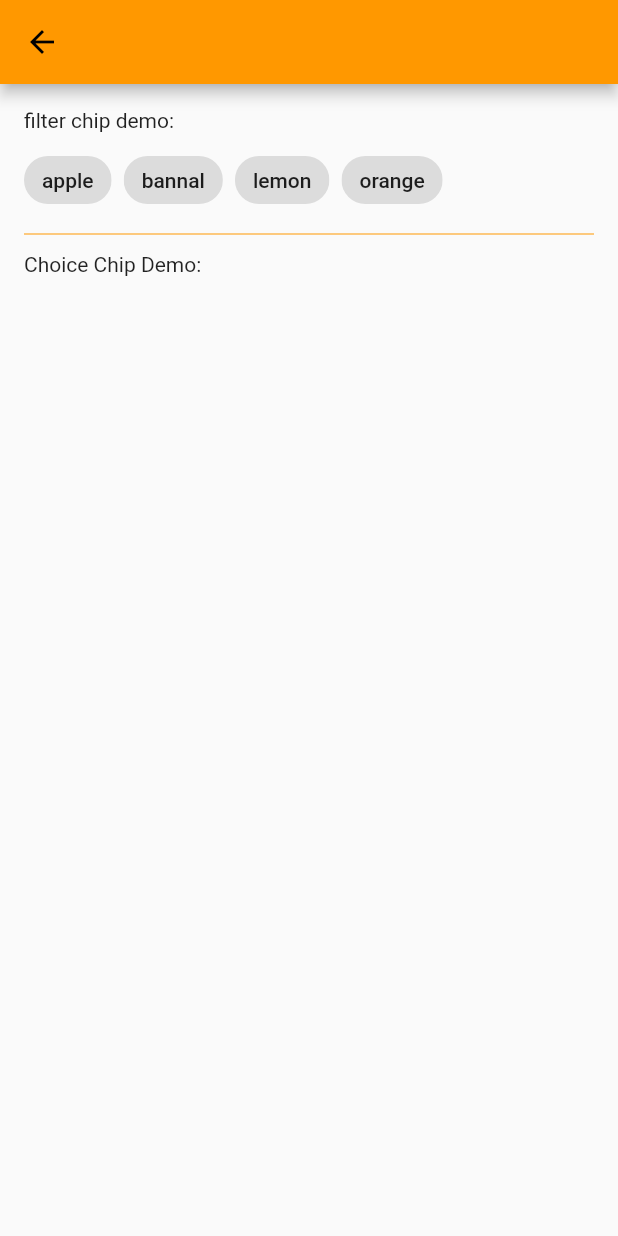
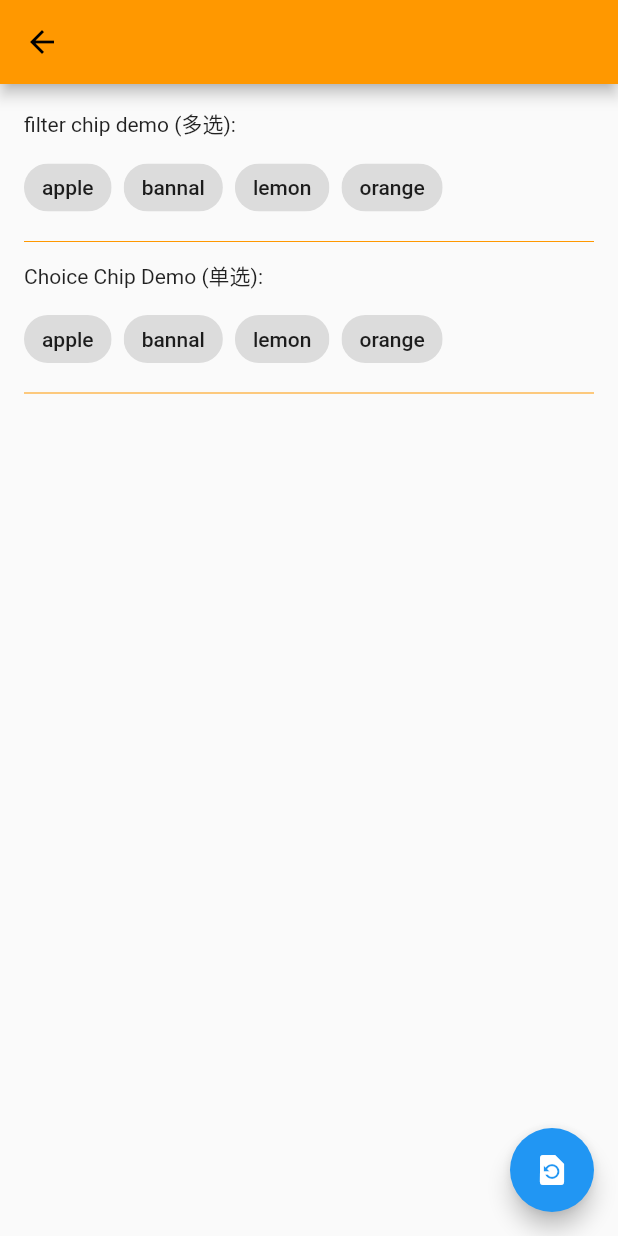
Before and after one commit to baozoudiudiu/flutter_demo, a Flutter app: the FilterChipDemo screen opened directly with empty values, on a phone screen of 412 x 824 dp. Run offline on Flutter 3.47's test engine with Material 2 defaults, Android fonts, the phone set to English and light mode, and no system bars.

Commit message:
新建model

```diff
--- a/flutter_demo/lib/page/filter_chip_page.dart
+++ b/flutter_demo/lib/page/filter_chip_page.dart
@@ -14,6 +14,12 @@ class _FilterChipDemoState extends State<FilterChipDemo> {
   List<String> filterDataArr;
   var filterSelectedArr = List<String>();
 
+  // choice chip 数据源
+  List<String> choiceChipDataArr;
+  // 当前选择的choice chip
+  String _currentChoice = "";
+
+  // 重置或者是初始化数据
   void _resetData() {
     this.filterDataArr = [
       "apple",
@@ -21,11 +27,13 @@ class _FilterChipDemoState extends State<FilterChipDemo> {
       "lemon",
       "orange",
     ];
-    if (this.filterSelectedArr.isEmpty == false) {
-      for (int i = 0; i >= 0; i--) {
-        this.filterSelectedArr.removeAt(i);
-      }
-    }
+    this.choiceChipDataArr = [
+      "apple",
+      "bannal",
+      "lemon",
+      "orange",
+    ];
+    this.filterSelectedArr = [];
   }
 
   @override
@@ -37,6 +45,14 @@ class _FilterChipDemoState extends State<FilterChipDemo> {
   @override
   Widget build(BuildContext context) {
     return Scaffold(
+      floatingActionButton: FloatingActionButton(
+        child: Icon(Icons.restore_page),
+        onPressed: () {
+          setState(() {
+            this._resetData();
+          });
+        },
+      ),
       appBar: AppBar(
         title: Text(_titleString),
       ),
@@ -46,7 +62,7 @@ class _FilterChipDemoState extends State<FilterChipDemo> {
           spacing: 8.0,
           runSpacing: 8.0,
           children: <Widget>[
-            Text("filter chip demo:"),
+            Text("filter chip demo (多选):"),
             Column(
               mainAxisAlignment: MainAxisAlignment.start,
               children: <Widget>[
@@ -71,12 +87,33 @@ class _FilterChipDemoState extends State<FilterChipDemo> {
                 ),
               ],
             ),
-            Divider(height: 8.0,color: Colors.orange,),
-
-            Text("Choice Chip Demo:"),
+            Divider(
+              height: 8.0,
+              color: Colors.orange,
+            ),
+            Text("Choice Chip Demo (单选):"),
             Column(
-
+              mainAxisAlignment: MainAxisAlignment.start,
+              children: <Widget>[
+                Wrap(
+                  spacing: 8.0,
+                  runSpacing: 8.0,
+                  children: this.choiceChipDataArr.map((str) {
+                    return ChoiceChip(
+                      label: Text(str),
+                      selected: str == _currentChoice,
+                      selectedColor: Colors.black,
+                      onSelected: (bool selected) {
+                        setState(() {
+                          if (selected) {_currentChoice = str;}
+                        });
+                      },
+                    );
+                  }).toList(),
+                ),
+              ],
             ),
+            Divider(height: 8.0, color: Colors.orange,),
           ],
         ),
       ),
```
Also changed, not shown: flutter_demo/lib/model/models.dart (added, +46 -0 lines), flutter_demo/lib/page/dataTable_page.dart (added, +50 -0 lines), flutter_demo/lib/page/mdc_page.dart (+11 -0 lines).
